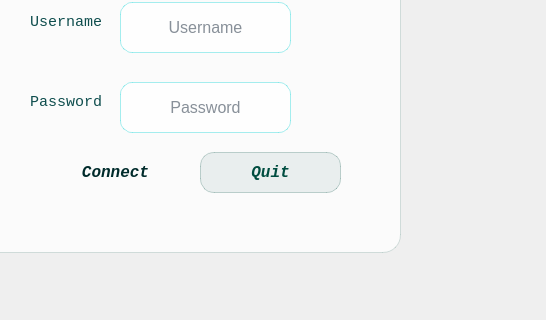
The window that logindialog.ui (Esprit-UP-Algo/projetcpp2526-s2-2a12-smart-research-publication-management) describes before a commit, drawn with Qt 5; both pictures show x 170 to 716 and y 158 to 478 of the 716 by 478 pixel window.
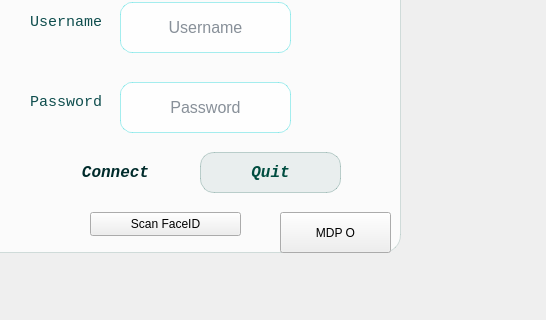
The same window after the commit. Icons and pictures are not drawn.

What changed in the file:
```diff
--- a/logindialog.ui
+++ b/logindialog.ui
@@ -217,6 +217,32 @@
      <string>Username</string>
     </property>
    </widget>
+   <widget class="QPushButton" name="btnFaceID">
+    <property name="geometry">
+     <rect>
+      <x>120</x>
+      <y>300</y>
+      <width>151</width>
+      <height>24</height>
+     </rect>
+    </property>
+    <property name="text">
+     <string>Scan FaceID</string>
+    </property>
+   </widget>
+   <widget class="QPushButton" name="btnForgotPass">
+    <property name="geometry">
+     <rect>
+      <x>310</x>
+      <y>300</y>
+      <width>111</width>
+      <height>41</height>
+     </rect>
+    </property>
+    <property name="text">
+     <string>MDP O</string>
+    </property>
+   </widget>
   </widget>
   <widget class="QLabel" name="label">
    <property name="geometry">
```
